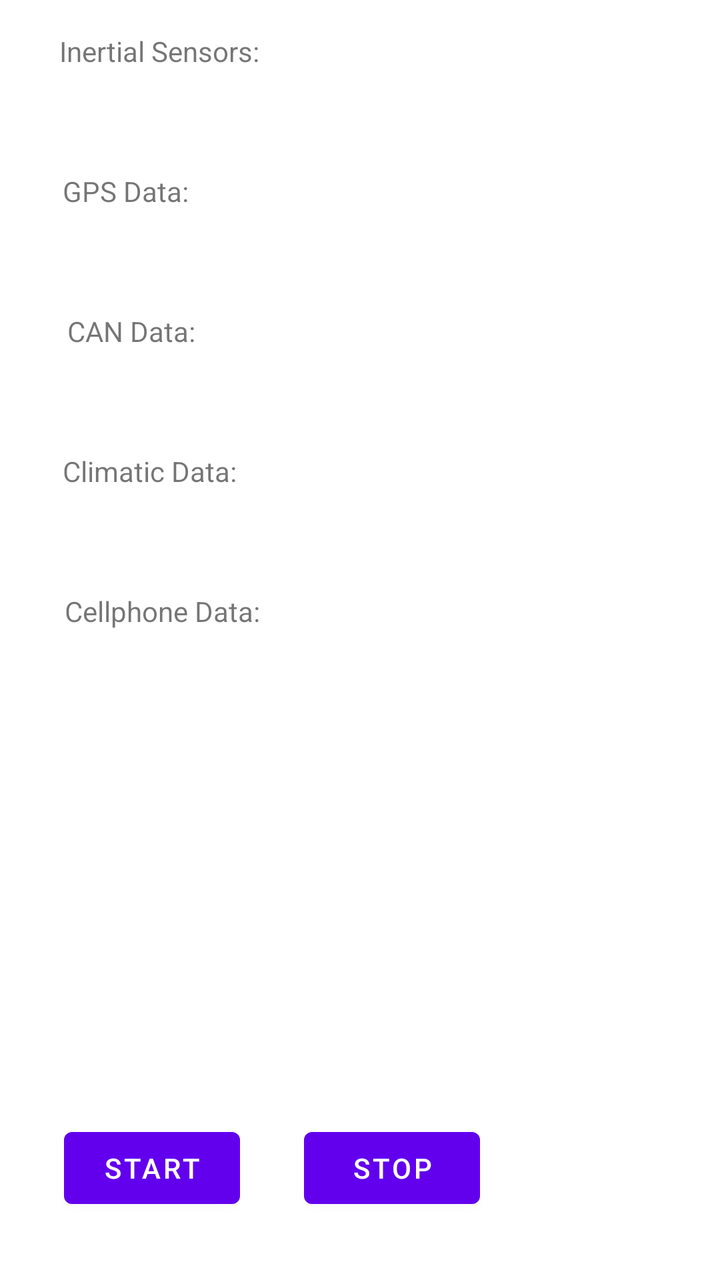
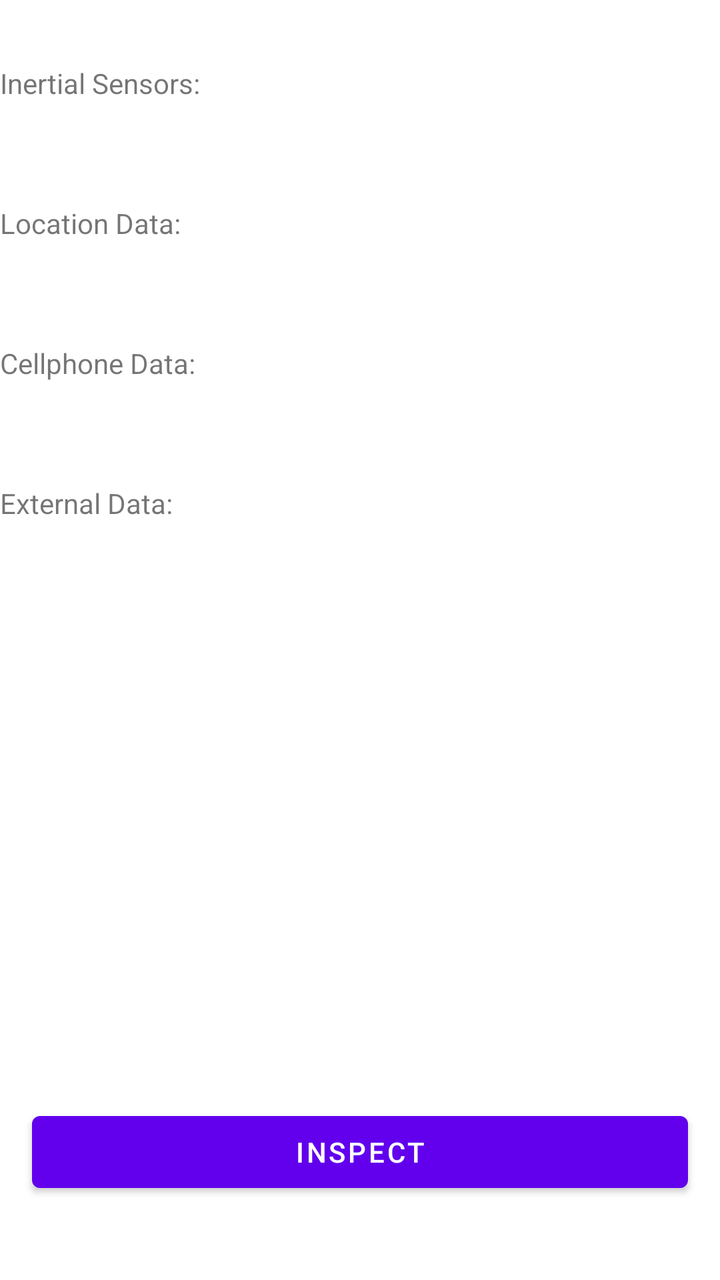

Screens rendered from an Android XML layout before and after an edit, with the pre-edit source and the edit as a unified diff.
<!-- AndroidManifest.xml: application theme Theme.Moview_v1 -->
<!-- res/layout/activity_main.xml -->
<?xml version="1.0" encoding="utf-8"?>
<androidx.constraintlayout.widget.ConstraintLayout xmlns:android="http://schemas.android.com/apk/res/android"
    xmlns:app="http://schemas.android.com/apk/res-auto"
    xmlns:tools="http://schemas.android.com/tools"
    android:layout_width="match_parent"
    android:layout_height="match_parent"
    tools:context=".MainActivity">

    <TextView
        android:id="@+id/textview_lbMag3"
        android:layout_width="wrap_content"
        android:layout_height="wrap_content"
        android:layout_marginTop="24dp"
        android:text="@string/cellphone"
        app:layout_constraintEnd_toEndOf="parent"
        app:layout_constraintHorizontal_bias="0.123"
        app:layout_constraintStart_toStartOf="parent"
        app:layout_constraintTop_toBottomOf="@+id/climatic_text_view" />

    <TextView
        android:id="@+id/cellphone_text_view"
        android:layout_width="wrap_content"
        android:layout_height="wrap_content"
        android:layout_marginTop="8dp"
        android:text="@string/cellphoneValue"
        app:layout_constraintEnd_toEndOf="parent"
        app:layout_constraintHorizontal_bias="0.121"
        app:layout_constraintStart_toStartOf="parent"
        app:layout_constraintTop_toBottomOf="@+id/textview_lbMag3" />

    <TextView
        android:id="@+id/textview_lbMag2"
        android:layout_width="wrap_content"
        android:layout_height="wrap_content"
        android:layout_marginTop="24dp"
        android:text="@string/climatic"
        app:layout_constraintEnd_toEndOf="parent"
        app:layout_constraintHorizontal_bias="0.115"
        app:layout_constraintStart_toStartOf="parent"
        app:layout_constraintTop_toBottomOf="@+id/can_text_view" />

    <TextView
        android:id="@+id/climatic_text_view"
        android:layout_width="wrap_content"
        android:layout_height="wrap_content"
        android:layout_marginTop="8dp"
        android:text="@string/climaticValue"
        app:layout_constraintEnd_toEndOf="parent"
        app:layout_constraintHorizontal_bias="0.114"
        app:layout_constraintStart_toStartOf="parent"
        app:layout_constraintTop_toBottomOf="@+id/textview_lbMag2" />

    <TextView
        android:id="@+id/textview_lbGyro"
        android:layout_width="wrap_content"
        android:layout_height="wrap_content"
        android:layout_marginTop="24dp"
        android:text="@string/gps"
        app:layout_constraintEnd_toEndOf="parent"
        app:layout_constraintHorizontal_bias="0.105"
        app:layout_constraintStart_toStartOf="parent"
        app:layout_constraintTop_toBottomOf="@+id/inertial_text_view" />

    <TextView
        android:id="@+id/textview_lbMag"
        android:layout_width="wrap_content"
        android:layout_height="wrap_content"
        android:layout_marginTop="24dp"
        android:text="@string/can"
        app:layout_constraintEnd_toEndOf="parent"
        app:layout_constraintHorizontal_bias="0.114"
        app:layout_constraintStart_toStartOf="parent"
        app:layout_constraintTop_toBottomOf="@+id/gps_text_view" />

    <TextView
        android:id="@+id/can_text_view"
        android:layout_width="wrap_content"
        android:layout_height="wrap_content"
        android:layout_marginTop="8dp"
        android:text="@string/canValue"
        app:layout_constraintEnd_toEndOf="parent"
        app:layout_constraintHorizontal_bias="0.114"
        app:layout_constraintStart_toStartOf="parent"
        app:layout_constraintTop_toBottomOf="@+id/textview_lbMag" />

    <TextView
        android:id="@+id/gps_text_view"
        android:layout_width="wrap_content"
        android:layout_height="wrap_content"
        android:layout_marginTop="8dp"
        android:text="@string/gpsValue"
        app:layout_constraintEnd_toEndOf="parent"
        app:layout_constraintHorizontal_bias="0.107"
        app:layout_constraintStart_toStartOf="parent"
        app:layout_constraintTop_toBottomOf="@+id/textview_lbGyro" />

    <TextView
        android:id="@+id/textview_lbAccel"
        android:layout_width="wrap_content"
        android:layout_height="wrap_content"
        android:layout_marginTop="16dp"
        android:text="@string/sensors"
        app:layout_constraintEnd_toEndOf="parent"
        app:layout_constraintHorizontal_bias="0.114"
        app:layout_constraintStart_toStartOf="parent"
        app:layout_constraintTop_toTopOf="parent" />


    <TextView
        android:id="@+id/inertial_text_view"
        android:layout_width="wrap_content"
        android:layout_height="wrap_content"
        android:layout_marginTop="8dp"
        android:text="@string/sensorsValue"
        app:layout_constraintEnd_toEndOf="parent"
        app:layout_constraintHorizontal_bias="0.107"
        app:layout_constraintStart_toStartOf="parent"
        app:layout_constraintTop_toBottomOf="@+id/textview_lbAccel" />

    <Button
        android:id="@+id/btn_start"
        android:layout_width="wrap_content"
        android:layout_height="wrap_content"
        android:layout_marginStart="32dp"
        android:layout_marginBottom="32dp"
        android:text="@string/btnStart"
        app:layout_constraintBottom_toBottomOf="parent"
        app:layout_constraintStart_toStartOf="parent" />

    <Button
        android:id="@+id/btn_stop"
        android:layout_width="wrap_content"
        android:layout_height="wrap_content"
        android:layout_marginStart="32dp"
        android:layout_marginBottom="32dp"
        android:text="@string/btnStop"
        app:layout_constraintBottom_toBottomOf="parent"
        app:layout_constraintStart_toEndOf="@+id/btn_start" />


</androidx.constraintlayout.widget.ConstraintLayout>
<!-- resources referenced by this layout -->
<resources>
  <string name="btnStart">Start</string>
  <string name="btnStop">Stop</string>
  <string name="can">CAN Data:</string>
  <string name="canValue" />
  <string name="cellphone">Cellphone Data:</string>
  <string name="cellphoneValue" />
  <string name="climatic">Climatic Data:</string>
  <string name="climaticValue" />
  <string name="gps">GPS Data:</string>
  <string name="gpsValue" />
  <string name="sensors">Inertial Sensors:</string>
  <string name="sensorsValue" />
  <style name="Theme.Moview_v1" parent="Theme.MaterialComponents.DayNight.DarkActionBar">
          
          <item name="colorPrimary">@color/purple_500</item>
          <item name="colorPrimaryVariant">@color/purple_700</item>
          <item name="colorOnPrimary">@color/white</item>
          
          <item name="colorSecondary">@color/teal_200</item>
          <item name="colorSecondaryVariant">@color/teal_700</item>
          <item name="colorOnSecondary">@color/black</item>
          
          <item name="android:statusBarColor" tools:targetApi="l">?attr/colorPrimaryVariant</item>
          
      </style>
  <color name="purple_500">#FF6200EE</color>
  <color name="purple_700">#FF3700B3</color>
  <color name="white">#FFFFFFFF</color>
  <color name="teal_200">#FF03DAC5</color>
  <color name="teal_700">#FF018786</color>
  <color name="black">#FF000000</color>
</resources>

<!-- the commit's change to res/layout/activity_main.xml (unified diff, before → after) -->
@@ -7,135 +7,113 @@
     tools:context=".MainActivity">
 
     <TextView
-        android:id="@+id/textview_lbMag3"
-        android:layout_width="wrap_content"
+        android:id="@+id/textview_device_id"
+        android:layout_width="0dp"
+        android:layout_height="wrap_content"
+        android:layout_marginTop="16dp"
+        android:text=""
+        app:layout_constraintStart_toStartOf="parent"
+        app:layout_constraintEnd_toEndOf="parent"
+        app:layout_constraintTop_toTopOf="parent" />
+
+    <TextView
+        android:id="@+id/textview_lbAccel"
+        android:layout_width="0dp"
+        android:layout_height="wrap_content"
+        android:layout_marginTop="16dp"
+        android:text="@string/sensors"
+        app:layout_constraintStart_toStartOf="parent"
+        app:layout_constraintEnd_toEndOf="parent"
+        app:layout_constraintTop_toTopOf="@+id/textview_device_id" />
+
+    <TextView
+        android:id="@+id/inertial_text_view"
+        android:layout_width="0dp"
+        android:layout_height="wrap_content"
+        android:layout_marginTop="8dp"
+        android:text="@string/sensorsValue"
+        app:layout_constraintStart_toStartOf="parent"
+        app:layout_constraintEnd_toEndOf="parent"
+        app:layout_constraintTop_toBottomOf="@+id/textview_lbAccel" />
+
+    <TextView
+        android:id="@+id/textview_lbgps"
+        android:layout_width="0dp"
+        android:layout_height="wrap_content"
+        android:layout_marginTop="24dp"
+        android:text="@string/gps"
+        app:layout_constraintStart_toStartOf="parent"
+        app:layout_constraintEnd_toEndOf="parent"
+        app:layout_constraintTop_toBottomOf="@+id/inertial_text_view" />
+
+    <TextView
+        android:id="@+id/gps_text_view"
+        android:layout_width="0dp"
+        android:layout_height="wrap_content"
+        android:layout_marginTop="8dp"
+        android:text="@string/gpsValue"
+        app:layout_constraintStart_toStartOf="parent"
+        app:layout_constraintEnd_toEndOf="parent"
+        app:layout_constraintTop_toBottomOf="@+id/textview_lbgps" />
+
+    <TextView
+        android:id="@+id/textview_lbcell"
+        android:layout_width="0dp"
         android:layout_height="wrap_content"
         android:layout_marginTop="24dp"
         android:text="@string/cellphone"
+        app:layout_constraintStart_toStartOf="parent"
         app:layout_constraintEnd_toEndOf="parent"
-        app:layout_constraintHorizontal_bias="0.123"
-        app:layout_constraintStart_toStartOf="parent"
-        app:layout_constraintTop_toBottomOf="@+id/climatic_text_view" />
+        app:layout_constraintTop_toBottomOf="@+id/gps_text_view" />
 
     <TextView
         android:id="@+id/cellphone_text_view"
-        android:layout_width="wrap_content"
+        android:layout_width="0dp"
         android:layout_height="wrap_content"
         android:layout_marginTop="8dp"
         android:text="@string/cellphoneValue"
+        app:layout_constraintStart_toStartOf="parent"
         app:layout_constraintEnd_toEndOf="parent"
-        app:layout_constraintHorizontal_bias="0.121"
-        app:layout_constraintStart_toStartOf="parent"
-        app:layout_constraintTop_toBottomOf="@+id/textview_lbMag3" />
+        app:layout_constraintTop_toBottomOf="@+id/textview_lbcell" />
 
     <TextView
-        android:id="@+id/textview_lbMag2"
-        android:layout_width="wrap_content"
+        android:id="@+id/textview_lbexternal"
+        android:layout_width="0dp"
         android:layout_height="wrap_content"
         android:layout_marginTop="24dp"
-        android:text="@string/climatic"
+        android:text="@string/external"
         app:layout_constraintEnd_toEndOf="parent"
-        app:layout_constraintHorizontal_bias="0.115"
         app:layout_constraintStart_toStartOf="parent"
-        app:layout_constraintTop_toBottomOf="@+id/can_text_view" />
+        app:layout_constraintTop_toBottomOf="@+id/cellphone_text_view" />
 
-    <TextView
-        android:id="@+id/climatic_text_view"
-        android:layout_width="wrap_content"
-        android:layout_height="wrap_content"
+    <androidx.core.widget.NestedScrollView
+        android:layout_width="0dp"
+        android:layout_height="0dp"
         android:layout_marginTop="8dp"
-        android:text="@string/climaticValue"
         app:layout_constraintEnd_toEndOf="parent"
-        app:layout_constraintHorizontal_bias="0.114"
         app:layout_constraintStart_toStartOf="parent"
-        app:layout_constraintTop_toBottomOf="@+id/textview_lbMag2" />
+        app:layout_constraintTop_toBottomOf="@+id/textview_lbexternal"
+        app:layout_constraintBottom_toTopOf="@+id/btn_start">
 
-    <TextView
-        android:id="@+id/textview_lbGyro"
-        android:layout_width="wrap_content"
-        android:layout_height="wrap_content"
-        android:layout_marginTop="24dp"
-        android:text="@string/gps"
-        app:layout_constraintEnd_toEndOf="parent"
-        app:layout_constraintHorizontal_bias="0.105"
-        app:layout_constraintStart_toStartOf="parent"
-        app:layout_constraintTop_toBottomOf="@+id/inertial_text_view" />
-
-    <TextView
-        android:id="@+id/textview_lbMag"
-        android:layout_width="wrap_content"
-        android:layout_height="wrap_content"
-        android:layout_marginTop="24dp"
-        android:text="@string/can"
-        app:layout_constraintEnd_toEndOf="parent"
-        app:layout_constraintHorizontal_bias="0.114"
-        app:layout_constraintStart_toStartOf="parent"
-        app:layout_constraintTop_toBottomOf="@+id/gps_text_view" />
-
-    <TextView
-        android:id="@+id/can_text_view"
-        android:layout_width="wrap_content"
-        android:layout_height="wrap_content"
-        android:layout_marginTop="8dp"
-        android:text="@string/canValue"
-        app:layout_constraintEnd_toEndOf="parent"
-        app:layout_constraintHorizontal_bias="0.114"
-        app:layout_constraintStart_toStartOf="parent"
-        app:layout_constraintTop_toBottomOf="@+id/textview_lbMag" />
-
-    <TextView
-        android:id="@+id/gps_text_view"
-        android:layout_width="wrap_content"
-        android:layout_height="wrap_content"
-        android:layout_marginTop="8dp"
-        android:text="@string/gpsValue"
-        app:layout_constraintEnd_toEndOf="parent"
-        app:layout_constraintHorizontal_bias="0.107"
-        app:layout_constraintStart_toStartOf="parent"
-        app:layout_constraintTop_toBottomOf="@+id/textview_lbGyro" />
-
-    <TextView
-        android:id="@+id/textview_lbAccel"
-        android:layout_width="wrap_content"
-        android:layout_height="wrap_content"
-        android:layout_marginTop="16dp"
-        android:text="@string/sensors"
-        app:layout_constraintEnd_toEndOf="parent"
-        app:layout_constraintHorizontal_bias="0.114"
-        app:layout_constraintStart_toStartOf="parent"
-        app:layout_constraintTop_toTopOf="parent" />
-
-
-    <TextView
-        android:id="@+id/inertial_text_view"
-        android:layout_width="wrap_content"
-        android:layout_height="wrap_content"
-        android:layout_marginTop="8dp"
-        android:text="@string/sensorsValue"
-        app:layout_constraintEnd_toEndOf="parent"
-        app:layout_constraintHorizontal_bias="0.107"
-        app:layout_constraintStart_toStartOf="parent"
-        app:layout_constraintTop_toBottomOf="@+id/textview_lbAccel" />
+        <TextView
+            android:id="@+id/external_text_view"
+            android:layout_width="match_parent"
+            android:layout_height="wrap_content"
+            android:scrollbars="vertical"
+            android:text="@string/externalValue" />
+    </androidx.core.widget.NestedScrollView>
 
     <Button
         android:id="@+id/btn_start"
-        android:layout_width="wrap_content"
+        android:layout_width="0dp"
         android:layout_height="wrap_content"
-        android:layout_marginStart="32dp"
-        android:layout_marginBottom="32dp"
+        android:layout_marginStart="16dp"
+        android:layout_marginEnd="16dp"
+        android:layout_marginBottom="40dp"
         android:text="@string/btnStart"
         app:layout_constraintBottom_toBottomOf="parent"
+        app:layout_constraintEnd_toEndOf="parent"
         app:layout_constraintStart_toStartOf="parent" />
-
-    <Button
-        android:id="@+id/btn_stop"
-        android:layout_width="wrap_content"
-        android:layout_height="wrap_content"
-        android:layout_marginStart="32dp"
-        android:layout_marginBottom="32dp"
-        android:text="@string/btnStop"
-        app:layout_constraintBottom_toBottomOf="parent"
-        app:layout_constraintStart_toEndOf="@+id/btn_start" />
 
 
 </androidx.constraintlayout.widget.ConstraintLayout>
<!-- resource entries referenced after the edit -->
@@ -1,14 +1,11 @@
 <!-- resources referenced by this layout -->
 <resources>
-  <string name="btnStart">Start</string>
-  <string name="btnStop">Stop</string>
-  <string name="can">CAN Data:</string>
-  <string name="canValue" />
+  <string name="btnStart">Inspect</string>
   <string name="cellphone">Cellphone Data:</string>
   <string name="cellphoneValue" />
-  <string name="climatic">Climatic Data:</string>
-  <string name="climaticValue" />
-  <string name="gps">GPS Data:</string>
+  <string name="external">External Data:</string>
+  <string name="externalValue" />
+  <string name="gps">Location Data:</string>
   <string name="gpsValue" />
   <string name="sensors">Inertial Sensors:</string>
   <string name="sensorsValue" />
